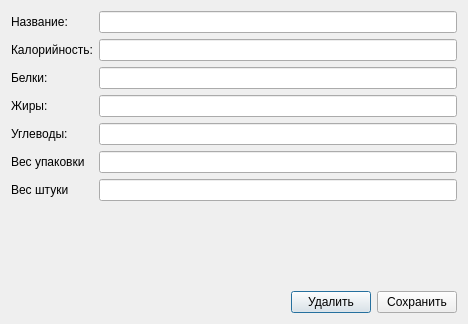
Old version of the form gui/addProductDialog.ui in the repository insane-person/ambrosia.
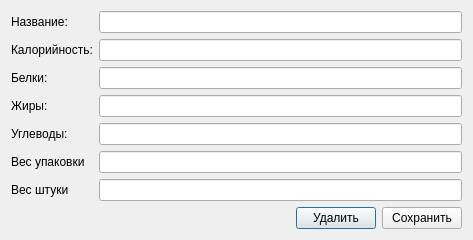
New version of the form.

```diff
--- a/gui/addProductDialog.ui
+++ b/gui/addProductDialog.ui
@@ -6,8 +6,8 @@
    <rect>
     <x>0</x>
     <y>0</y>
-    <width>468</width>
-    <height>324</height>
+    <width>473</width>
+    <height>235</height>
    </rect>
   </property>
   <property name="windowTitle">
```
